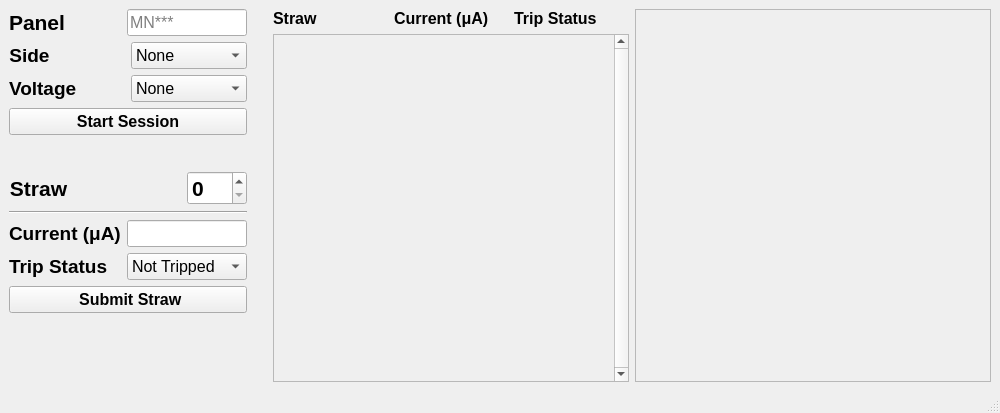
First picture: the form in guis/panel/hv/hvGUI.ui, repository bamesserly/mu2e-tracker-factory, before the edit.
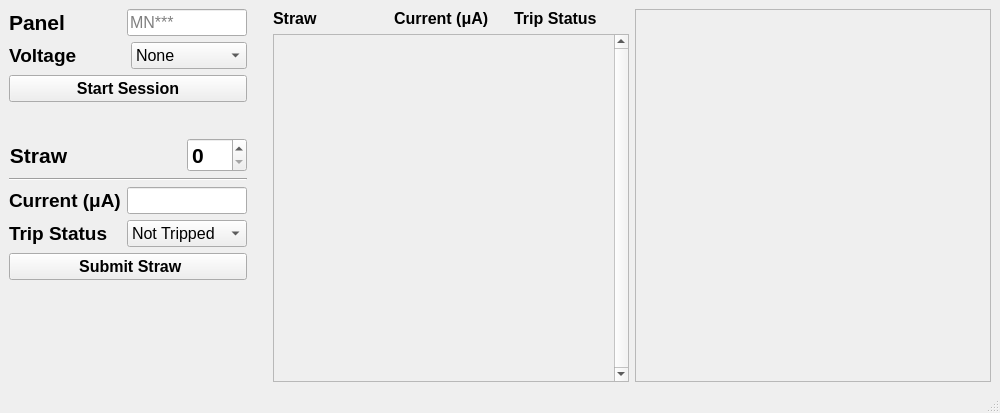
Second picture: the form after the edit. Icons and pictures are not drawn.

Commit message:
Remove HV Right-Left Option (#137)
No need to indicate right or left side for the HV measurement. Remove that option.

Past panel data may not load correctly from within the GUI, but it will always show up in the DBV.

Developer notes: depreciate the right side measurement. Just remove the option from the front end.

* Removed Side Selector

Removed side selector on the front end.

* Prelim Backend

By no means definitive, first sweep over. Shall clean up in next commit.

* Corrected Save Function

Emulated printout from original function

Patch:
```diff
--- a/guis/panel/hv/hvGUI.ui
+++ b/guis/panel/hv/hvGUI.ui
@@ -31,24 +31,17 @@
   </property>
   <widget class="QWidget" name="centralwidget">
    <layout class="QGridLayout" name="gridLayout_5">
-    <item row="0" column="0" colspan="2">
-     <layout class="QGridLayout" name="gridLayout_4">
-      <item row="0" column="0" alignment="Qt::AlignLeft">
-       <widget class="QLabel" name="label">
-        <property name="font">
-         <font>
-          <pointsize>16</pointsize>
-          <weight>75</weight>
-          <bold>true</bold>
-         </font>
-        </property>
-        <property name="text">
-         <string>Panel</string>
-        </property>
-        <property name="alignment">
-         <set>Qt::AlignCenter</set>
-        </property>
-       </widget>
+    <item row="1" column="1">
+     <widget class="QComboBox" name="voltageBox">
+      <property name="font">
+       <font>
+        <pointsize>12</pointsize>
+       </font>
+      </property>
+      <item>
+       <property name="text">
+        <string>None</string>
+       </property>
       </item>
       <item row="0" column="1">
        <widget class="QLineEdit" name="panelNumLE">
@@ -71,9 +64,42 @@
         </property>
        </widget>
       </item>
-     </layout>
+      <item>
+       <property name="text">
+        <string>1500V</string>
+       </property>
+      </item>
+     </widget>
     </item>
-    <item row="0" column="3" rowspan="8">
+    <item row="5" column="0" colspan="2">
+     <widget class="QPushButton" name="subStrawButton">
+      <property name="font">
+       <font>
+        <pointsize>12</pointsize>
+        <weight>75</weight>
+        <bold>true</bold>
+       </font>
+      </property>
+      <property name="text">
+       <string> Submit Straw</string>
+      </property>
+     </widget>
+    </item>
+    <item row="1" column="0">
+     <widget class="QLabel" name="label_7">
+      <property name="font">
+       <font>
+        <pointsize>14</pointsize>
+        <weight>75</weight>
+        <bold>true</bold>
+       </font>
+      </property>
+      <property name="text">
+       <string>Voltage</string>
+      </property>
+     </widget>
+    </item>
+    <item row="0" column="3" rowspan="7">
      <layout class="QGridLayout" name="gridLayout_2">
       <item row="0" column="0">
        <layout class="QGridLayout" name="gridLayout_55">
@@ -166,7 +192,21 @@
       </item>
      </layout>
     </item>
-    <item row="0" column="4" rowspan="8">
+    <item row="2" column="0" colspan="2">
+     <widget class="QPushButton" name="subPanelButton">
+      <property name="font">
+       <font>
+        <pointsize>12</pointsize>
+        <weight>75</weight>
+        <bold>true</bold>
+       </font>
+      </property>
+      <property name="text">
+       <string>Start Session</string>
+      </property>
+     </widget>
+    </item>
+    <item row="0" column="4" rowspan="7">
      <widget class="QFrame" name="frame">
       <property name="sizePolicy">
        <sizepolicy hsizetype="Expanding" vsizetype="Preferred">
@@ -187,98 +227,7 @@
       </layout>
      </widget>
     </item>
-    <item row="1" column="0" alignment="Qt::AlignLeft">
-     <widget class="QLabel" name="label_3">
-      <property name="font">
-       <font>
-        <pointsize>14</pointsize>
-        <weight>75</weight>
-        <bold>true</bold>
-       </font>
-      </property>
-      <property name="text">
-       <string>Side</string>
-      </property>
-      <property name="alignment">
-       <set>Qt::AlignCenter</set>
-      </property>
-     </widget>
-    </item>
-    <item row="1" column="1">
-     <widget class="QComboBox" name="sideBox">
-      <property name="font">
-       <font>
-        <pointsize>12</pointsize>
-       </font>
-      </property>
-      <item>
-       <property name="text">
-        <string>None</string>
-       </property>
-      </item>
-      <item>
-       <property name="text">
-        <string>Right</string>
-       </property>
-      </item>
-      <item>
-       <property name="text">
-        <string>Left</string>
-       </property>
-      </item>
-     </widget>
-    </item>
-    <item row="2" column="0">
-     <widget class="QLabel" name="label_7">
-      <property name="font">
-       <font>
-        <pointsize>14</pointsize>
-        <weight>75</weight>
-        <bold>true</bold>
-       </font>
-      </property>
-      <property name="text">
-       <string>Voltage</string>
-      </property>
-     </widget>
-    </item>
-    <item row="2" column="1">
-     <widget class="QComboBox" name="voltageBox">
-      <property name="font">
-       <font>
-        <pointsize>12</pointsize>
-       </font>
-      </property>
-      <item>
-       <property name="text">
-        <string>None</string>
-       </property>
-      </item>
-      <item>
-       <property name="text">
-        <string>1100V</string>
-       </property>
-      </item>
-      <item>
-       <property name="text">
-        <string>1500V</string>
-       </property>
-      </item>
-     </widget>
-    </item>
-    <item row="4" column="0">
-     <widget class="QLabel" name="label_6">
-      <property name="font">
-       <font>
-        <pointsize>16</pointsize>
-       </font>
-      </property>
-      <property name="text">
-       <string/>
-      </property>
-     </widget>
-    </item>
-    <item row="5" column="0" colspan="2">
+    <item row="4" column="0" colspan="2">
      <layout class="QGridLayout" name="gridLayout">
       <item row="4" column="1">
        <widget class="QComboBox" name="tripBox">
@@ -421,7 +370,7 @@
       </item>
      </layout>
     </item>
-    <item row="5" column="2">
+    <item row="4" column="2">
      <spacer name="horizontalSpacer">
       <property name="orientation">
        <enum>Qt::Horizontal</enum>
@@ -437,7 +386,7 @@
       </property>
      </spacer>
     </item>
-    <item row="7" column="0">
+    <item row="6" column="0">
      <spacer name="verticalSpacer">
       <property name="orientation">
        <enum>Qt::Vertical</enum>
@@ -450,33 +399,59 @@
       </property>
      </spacer>
     </item>
-    <item row="3" column="0" colspan="2">
-     <widget class="QPushButton" name="subPanelButton">
+    <item row="3" column="0">
+     <widget class="QLabel" name="label_6">
       <property name="font">
        <font>
-        <pointsize>12</pointsize>
-        <weight>75</weight>
-        <bold>true</bold>
+        <pointsize>16</pointsize>
        </font>
       </property>
       <property name="text">
-       <string>Start Session</string>
+       <string/>
       </property>
      </widget>
     </item>
-    <item row="6" column="0" colspan="2">
-     <widget class="QPushButton" name="subStrawButton">
-      <property name="font">
-       <font>
-        <pointsize>12</pointsize>
-        <weight>75</weight>
-        <bold>true</bold>
-       </font>
-      </property>
-      <property name="text">
-       <string> Submit Straw</string>
-      </property>
-     </widget>
+    <item row="0" column="0" colspan="2">
+     <layout class="QGridLayout" name="gridLayout_4">
+      <item row="0" column="0" alignment="Qt::AlignLeft">
+       <widget class="QLabel" name="label">
+        <property name="font">
+         <font>
+          <pointsize>16</pointsize>
+          <weight>75</weight>
+          <bold>true</bold>
+         </font>
+        </property>
+        <property name="text">
+         <string>Panel</string>
+        </property>
+        <property name="alignment">
+         <set>Qt::AlignCenter</set>
+        </property>
+       </widget>
+      </item>
+      <item row="0" column="1">
+       <widget class="QLineEdit" name="panelNumLE">
+        <property name="maximumSize">
+         <size>
+          <width>120</width>
+          <height>16777215</height>
+         </size>
+        </property>
+        <property name="font">
+         <font>
+          <pointsize>12</pointsize>
+         </font>
+        </property>
+        <property name="maxLength">
+         <number>5</number>
+        </property>
+        <property name="placeholderText">
+         <string>MN***</string>
+        </property>
+       </widget>
+      </item>
+     </layout>
     </item>
    </layout>
   </widget>
```
Left out of the diff: 26 changed lines with no effect on the pictures. The commit also changes 2 other files.
